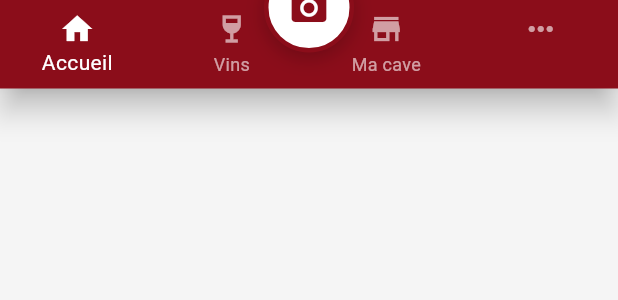
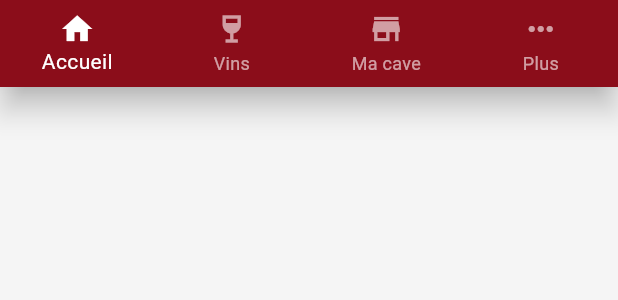
Before and after one commit to 8oDyy/WineMind, a Flutter app: the BottomNavBar widget shown alone on an empty page, opened directly with empty values, on a phone screen of 412 x 824 dp. Shown: the top 300 px of the screen. Run offline on Flutter 3.47's test engine with Material 3 defaults, Android fonts, the phone set to English and light mode, and no system bars; our stand-ins replace camera, dartz, equatable, flutter_bloc, flutter_svg, get_it and 2 more; accounts and stored records are empty; network calls fail.

Commit message:
fix: update design

```diff
--- a/lib/core/widgets/bottom_nav_bar.dart
+++ b/lib/core/widgets/bottom_nav_bar.dart
@@ -4,22 +4,16 @@ import '../theme/app_colors.dart';
 class BottomNavBar extends StatelessWidget {
   final int currentIndex;
   final Function(int) onTap;
-  final VoidCallback onScan;
 
   const BottomNavBar({
     super.key,
     required this.currentIndex,
     required this.onTap,
-    required this.onScan,
   });
 
   @override
   Widget build(BuildContext context) {
-    return Stack(
-      clipBehavior: Clip.none,
-      alignment: Alignment.topCenter,
-      children: [
-        BottomNavigationBar(
+    return BottomNavigationBar(
       currentIndex: currentIndex,
       onTap: onTap,
       backgroundColor: AppColors.primaryWine,
@@ -41,39 +35,7 @@ class BottomNavBar extends StatelessWidget {
         ),
         BottomNavigationBarItem(
           icon: Icon(Icons.more_horiz),
-              label: '',
-            ),
-          ],
-        ),
-        Positioned(
-          top: -25,
-          child: GestureDetector(
-            onTap: onScan,
-            child: Container(
-              width: 60,
-              height: 60,
-              decoration: BoxDecoration(
-                color: Colors.white,
-                shape: BoxShape.circle,
-                border: Border.all(
-                  color: AppColors.primaryWine,
-                  width: 3,
-                ),
-                boxShadow: [
-                  BoxShadow(
-                    color: Colors.black.withValues(alpha: 0.2),
-                    blurRadius: 10,
-                    offset: const Offset(0, 4),
-                  ),
-                ],
-              ),
-              child: const Icon(
-                Icons.camera_alt,
-                color: AppColors.primaryWine,
-                size: 28,
-              ),
-            ),
-          ),
+          label: 'Plus',
         ),
       ],
     );
--- a/lib/features/auth/presentation/pages/create_account_page.dart
+++ b/lib/features/auth/presentation/pages/create_account_page.dart
@@ -4,7 +4,6 @@ import 'package:flutter_svg/flutter_svg.dart';
 
 import '../../../../core/theme/app_colors.dart';
 import '../../../../core/widgets/bubble_painter.dart';
-import '../../../../injection_container.dart' as di;
 import '../bloc/auth_bloc.dart';
 import '../bloc/auth_event.dart';
 import '../bloc/auth_state.dart';
@@ -15,10 +14,7 @@ class CreateAccountPage extends StatelessWidget {
 
   @override
   Widget build(BuildContext context) {
-    return BlocProvider(
-      create: (_) => di.sl<AuthBloc>(),
-      child: const _CreateAccountView(),
-    );
+    return const _CreateAccountView();
   }
 }
 
--- a/lib/features/auth/presentation/pages/login_page.dart
+++ b/lib/features/auth/presentation/pages/login_page.dart
@@ -83,7 +83,7 @@ class _LoginViewState extends State<_LoginView> {
           } else if (state is AuthAuthenticated) {
             Navigator.pushAndRemoveUntil(
                 context,
-                MaterialPageRoute(builder: (_) => const MainScreen()),
+                MaterialPageRoute(builder: (_) => MainScreen(user: state.user)),
                 (route) => false,
               );
           }
```
Also changed, not shown: lib/app.dart (+30 -33 lines), lib/features/auth/presentation/pages/registration_complete_page.dart (+7 -3 lines), lib/features/settings/presentation/pages/settings_page.dart (+4 -4 lines). Lines whose indentation alone changed are shown as unchanged.
